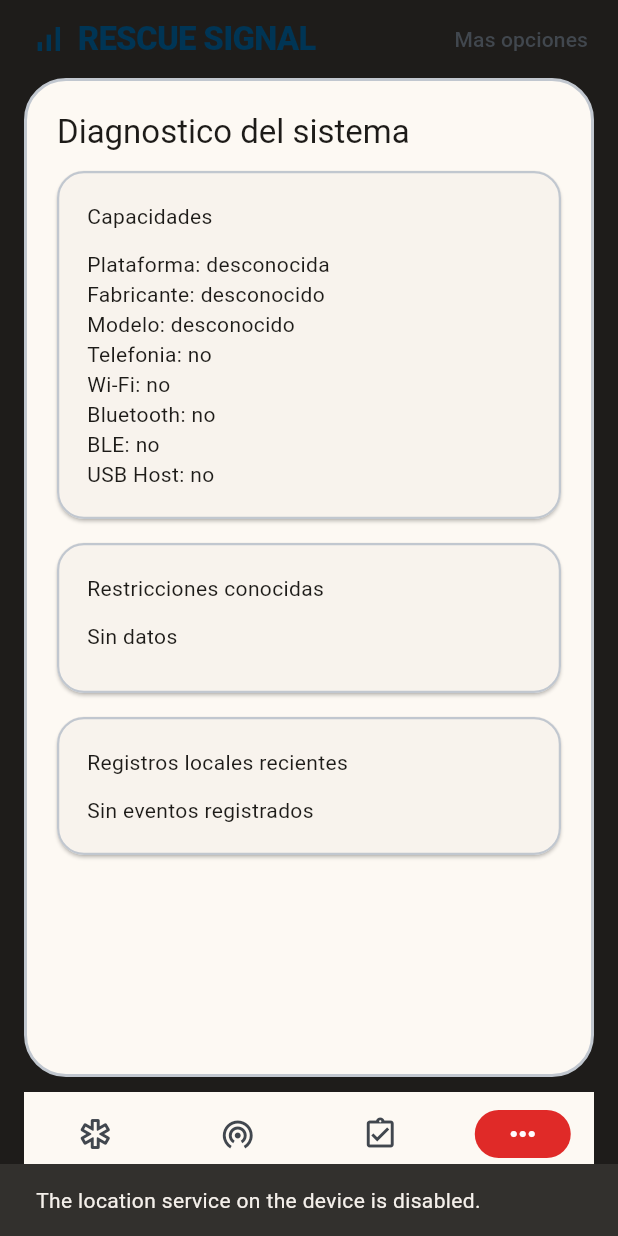
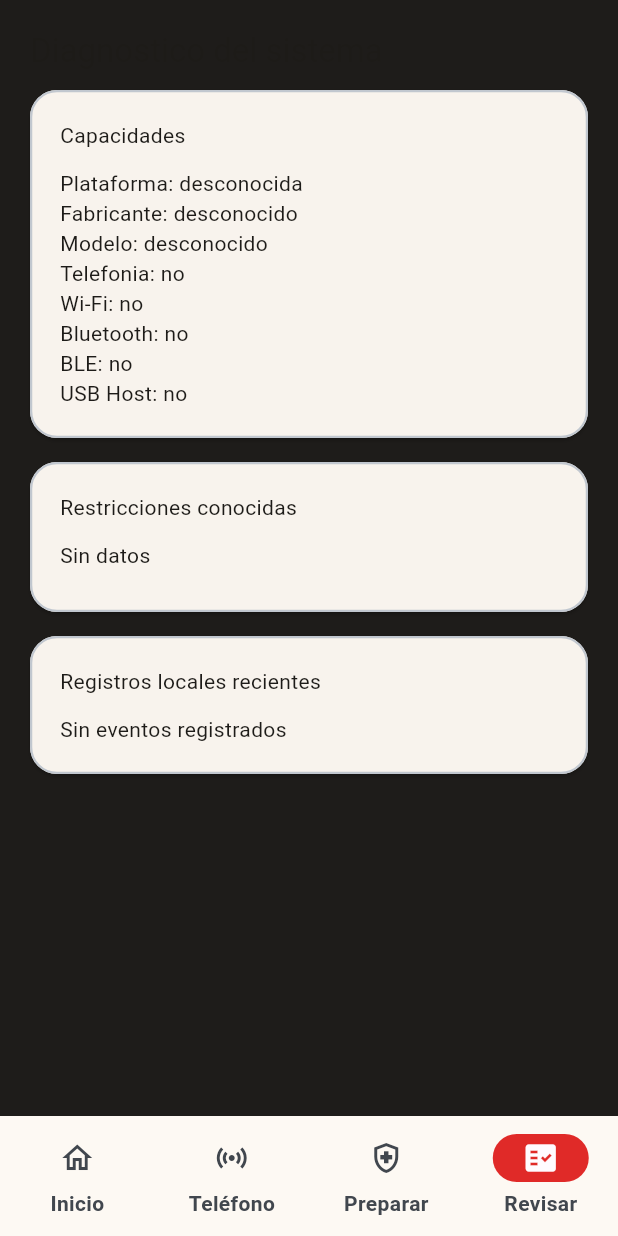
Before and after one commit to anderson-camacho/herramieta-para-desastres, a Flutter app: the RescueShell screen opened directly, item 4 of the bottom bar chosen, on a phone screen of 412 x 824 dp. Run offline on Flutter 3.47's test engine with Material 3 defaults, Android fonts, the phone set to English and light mode, and no system bars; our stand-ins replace fl_chart, geolocator, permission_handler, share_plus, shared_preferences; accounts and stored records are empty; Roboto replaces fonts that are missing (Atkinson Hyperlegible Next).

Commit message:
Simplify navigation and emergency branding

```diff
--- a/lib/src/features/shell/presentation/rescue_shell.dart
+++ b/lib/src/features/shell/presentation/rescue_shell.dart
@@ -3,7 +3,7 @@ import 'package:flutter/material.dart';
 import 'package:signal_scope/src/features/dashboard/presentation/dashboard_screen.dart';
 import 'package:signal_scope/src/features/diagnostics/presentation/diagnostics_screen.dart';
 import 'package:signal_scope/src/features/preparation/presentation/preparation_screen.dart';
-import 'package:signal_scope/src/features/sos/presentation/sos_screen.dart';
+import 'package:signal_scope/src/features/sos/presentation/emergency_home_screen.dart';
 
 class RescueShell extends StatefulWidget {
   const RescueShell({super.key});
@@ -16,7 +16,7 @@ class _RescueShellState extends State<RescueShell> {
   int _currentIndex = 0;
 
   late final List<Widget> _screens = <Widget>[
-    const SosScreen(),
+    const EmergencyHomeScreen(),
     const DashboardScreen(embedded: true),
     const PreparationScreen(),
     const DiagnosticsScreen(),
@@ -24,89 +24,36 @@ class _RescueShellState extends State<RescueShell> {
 
   @override
   Widget build(BuildContext context) {
-    final theme = Theme.of(context);
     return Scaffold(
-      backgroundColor: const Color(0xFF1E1C1A),
       body: SafeArea(
-        child: Column(
-          children: <Widget>[
-            Padding(
-              padding: const EdgeInsets.fromLTRB(20, 12, 20, 12),
-              child: Row(
-                children: <Widget>[
-                  Icon(Icons.signal_cellular_alt, color: theme.colorScheme.primary),
-                  const SizedBox(width: 8),
-                  Text(
-                    'RESCUE SIGNAL',
-                    style: theme.textTheme.titleLarge?.copyWith(
-                      fontWeight: FontWeight.w900,
-                      letterSpacing: -0.5,
-                      color: theme.colorScheme.primary,
+        child: IndexedStack(index: _currentIndex, children: _screens),
       ),
-                  ),
-                  const Spacer(),
-                  Text(
-                    _titleForIndex(_currentIndex),
-                    style: theme.textTheme.labelLarge?.copyWith(
-                      color: theme.colorScheme.onSurfaceVariant,
-                    ),
-                  ),
-                ],
-              ),
-            ),
-            Expanded(
-              child: Container(
-                margin: const EdgeInsets.symmetric(horizontal: 16),
-                decoration: BoxDecoration(
-                  color: theme.colorScheme.surface,
-                  borderRadius: BorderRadius.circular(28),
-                  border: Border.all(color: theme.colorScheme.outlineVariant, width: 2),
-                ),
-                child: IndexedStack(
-                  index: _currentIndex,
-                  children: _screens,
-                ),
-              ),
-            ),
-            Padding(
-              padding: const EdgeInsets.fromLTRB(16, 10, 16, 16),
-              child: NavigationBar(
+      bottomNavigationBar: NavigationBar(
         selectedIndex: _currentIndex,
         onDestinationSelected: (value) => setState(() => _currentIndex = value),
         destinations: const <NavigationDestination>[
           NavigationDestination(
-                    icon: Icon(Icons.emergency_outlined),
-                    selectedIcon: Icon(Icons.emergency),
-                    label: 'Emergency',
+            icon: Icon(Icons.home_outlined),
+            selectedIcon: Icon(Icons.home),
+            label: 'Inicio',
           ),
           NavigationDestination(
-                    icon: Icon(Icons.wifi_tethering_outlined),
-                    selectedIcon: Icon(Icons.wifi_tethering),
-                    label: 'Signals',
+            icon: Icon(Icons.sensors_outlined),
+            selectedIcon: Icon(Icons.sensors),
+            label: 'Teléfono',
           ),
           NavigationDestination(
-                    icon: Icon(Icons.assignment_turned_in_outlined),
-                    selectedIcon: Icon(Icons.assignment_turned_in),
-                    label: 'Preparation',
+            icon: Icon(Icons.health_and_safety_outlined),
+            selectedIcon: Icon(Icons.health_and_safety),
+            label: 'Preparar',
           ),
           NavigationDestination(
-                    icon: Icon(Icons.more_horiz),
-                    selectedIcon: Icon(Icons.more_horiz),
-                    label: 'More',
+            icon: Icon(Icons.fact_check_outlined),
+            selectedIcon: Icon(Icons.fact_check),
+            label: 'Revisar',
           ),
         ],
       ),
-            ),
-          ],
-        ),
-      ),
     );
   }
-
-  String _titleForIndex(int index) => switch (index) {
-        0 => 'Inicio de emergencia',
-        1 => 'Escaneos y señales',
-        2 => 'Preparacion',
-        _ => 'Mas opciones',
-      };
 }
```
Lines whose indentation alone changed are shown as unchanged.
